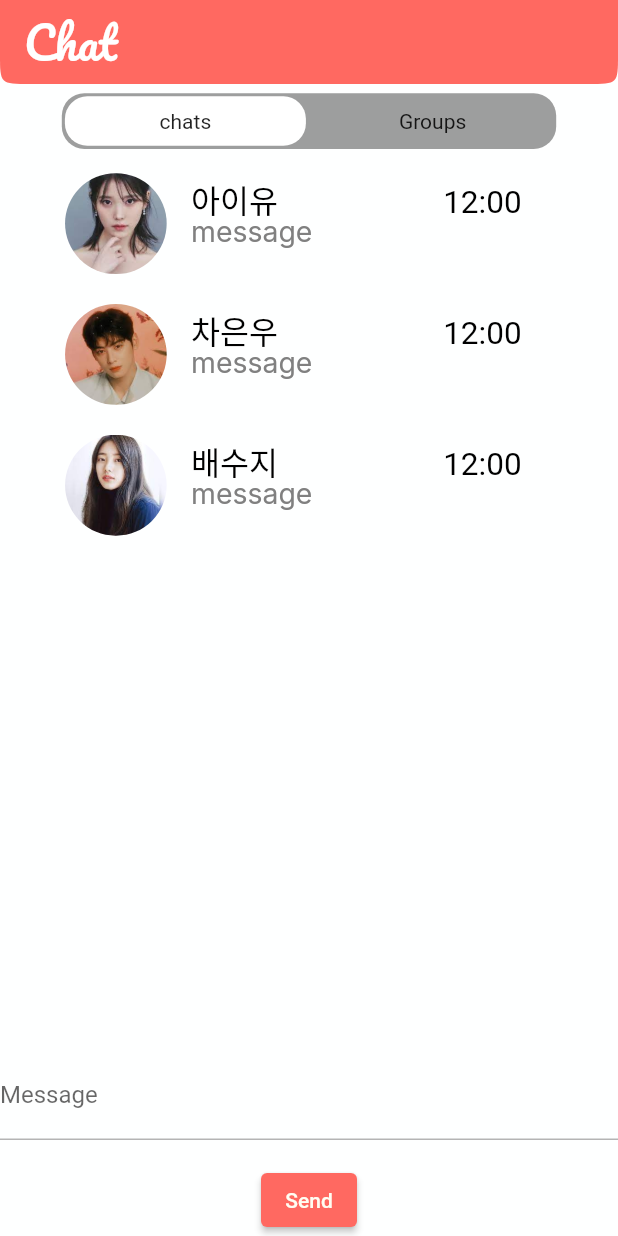
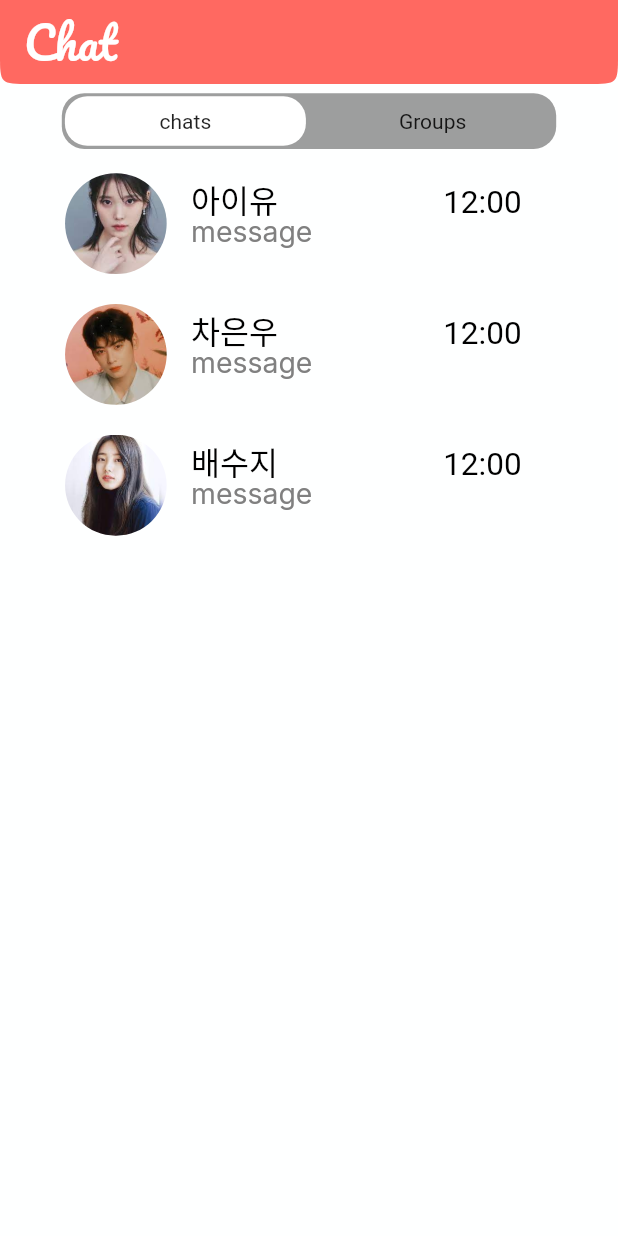
Before and after one commit to qoridhc/CatchMe, a Flutter app: the ChatRoomScreen widget shown alone on an empty page, opened directly, on a phone screen of 412 x 824 dp. Run offline on Flutter 3.47's test engine with Material 2 defaults, Android fonts, the phone set to English and light mode, and no system bars; our stand-ins replace animated_bottom_navigation_bar, auto_size_text, cached_network_image, cloud_firestore, dio, dropdown_button2 and 7 more; missing offline and left inert: dart:ffi, dart_amqp, flutter_naver_login, flutter_rounded_date_picker, image_network, stomp_dart_client; accounts and stored records are empty; network calls fail; Roboto replaces fonts that are missing (Estonia).

```diff
--- a/lib/screen/chat_room_screen.dart
+++ b/lib/screen/chat_room_screen.dart
@@ -206,22 +206,6 @@ class _ChatRoomScreenState extends State<ChatRoomScreen> {
             SizedBox(
               height: _sw * 0.02,
             ),
-            Column(
-              children: [
-                TextField(
-                  controller: messageController,
-                  decoration: InputDecoration(
-                    labelText: 'Message',
-                  ),
-                ),
-                SizedBox(height: 16),
-                ElevatedButton(
-                  onPressed: sendMessage,
-                  child: Text('Send'),
-                ),
-              ],
-            ),
-
             //listview_builder(_index),
           ],
         ),
```
Also changed, not shown: lib/screen/chatting_screen.dart (+57 -31 lines).
